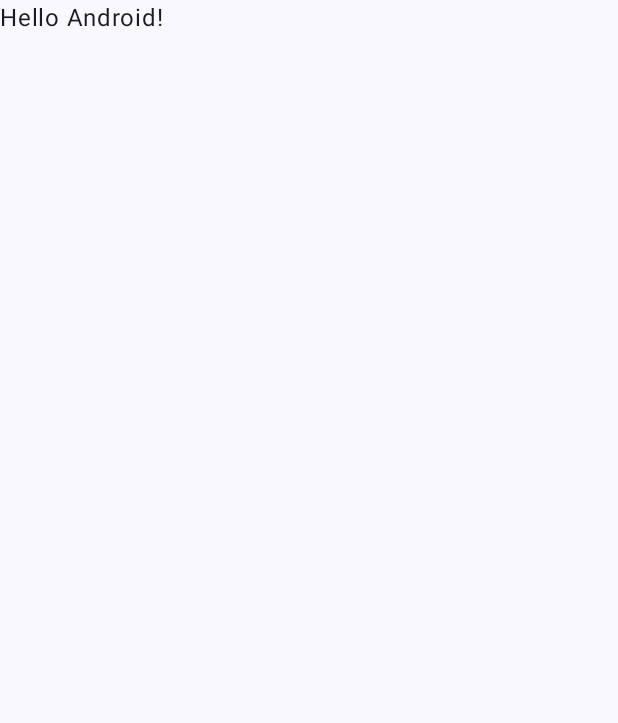
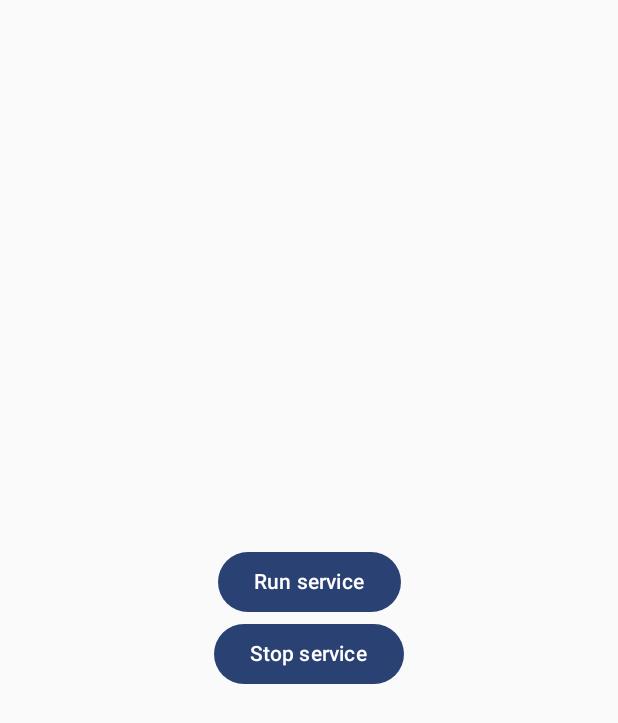
Before and after one commit to Roubeq/MyKotlinSkills, an Android app built with Jetpack Compose: the screen it shows after launch (MainActivity), on a phone screen of 412 x 824 dp. Before the commit the part shown is almost empty. Shown: the top 723 px of the screen. Run offline under Robolectric (Android 15) with nearby library versions, the phone set to English and light mode, and no system bars.

Commit message:
Foreground Service(all works)

```diff
--- a/ForegroundService/app/build.gradle.kts
+++ b/ForegroundService/app/build.gradle.kts
@@ -6,12 +6,12 @@ plugins {
 
 android {
     namespace = "com.example.foregroundservice"
-    compileSdk = 34
+    compileSdk = 35
 
     defaultConfig {
         applicationId = "com.example.foregroundservice"
         minSdk = 24
-        targetSdk = 34
+        targetSdk = 35
         versionCode = 1
         versionName = "1.0"
 
--- /dev/null
+++ b/ForegroundService/app/src/main/java/com/example/foregroundservice/App.kt
@@ -0,0 +1,28 @@
+package com.example.foregroundservice
+
+import android.app.Application
+import android.app.NotificationChannel
+import android.app.NotificationManager
+import android.content.Context
+import android.os.Build
+
+class App : Application() {
+    override fun onCreate() {
+        super.onCreate()
+        if (Build.VERSION.SDK_INT >= Build.VERSION_CODES.O) {
+            val notificationChannel =
+                NotificationChannel(
+                    CHANNEL_ID,
+                    "Foreground Service",
+                    NotificationManager.IMPORTANCE_HIGH
+                )
+            val notificationManager =
+                getSystemService(Context.NOTIFICATION_SERVICE) as NotificationManager
+            notificationManager.createNotificationChannel(notificationChannel)
+        }
+    }
+
+    companion object {
+        val CHANNEL_ID = "channel_id"
+    }
+}
--- a/ForegroundService/app/src/main/java/com/example/foregroundservice/MainActivity.kt
+++ b/ForegroundService/app/src/main/java/com/example/foregroundservice/MainActivity.kt
@@ -1,47 +1,63 @@
 package com.example.foregroundservice
 
+import android.Manifest
+import android.content.Intent
+import android.os.Build
 import android.os.Bundle
 import androidx.activity.ComponentActivity
 import androidx.activity.compose.setContent
-import androidx.activity.enableEdgeToEdge
+import androidx.compose.foundation.layout.Arrangement
+import androidx.compose.foundation.layout.Column
 import androidx.compose.foundation.layout.fillMaxSize
-import androidx.compose.foundation.layout.padding
-import androidx.compose.material3.Scaffold
+import androidx.compose.material3.Button
 import androidx.compose.material3.Text
-import androidx.compose.runtime.Composable
+import androidx.compose.ui.Alignment
 import androidx.compose.ui.Modifier
-import androidx.compose.ui.tooling.preview.Preview
+import androidx.core.app.ActivityCompat
 import com.example.foregroundservice.ui.theme.ForegroundServiceTheme
 
 class MainActivity : ComponentActivity() {
     override fun onCreate(savedInstanceState: Bundle?) {
         super.onCreate(savedInstanceState)
-        enableEdgeToEdge()
+        if (Build.VERSION.SDK_INT >= Build.VERSION_CODES.TIRAMISU) {
+            ActivityCompat.requestPermissions(
+                this,
+                arrayOf(
+                    Manifest.permission.POST_NOTIFICATIONS
+                ),
+                0
+            )
+        }
         setContent {
             ForegroundServiceTheme {
-                Scaffold(modifier = Modifier.fillMaxSize()) { innerPadding ->
-                    Greeting(
-                        name = "Android",
-                        modifier = Modifier.padding(innerPadding)
-                    )
+                Column(
+                    modifier = Modifier
+                        .fillMaxSize(),
+                    verticalArrangement = Arrangement.Center,
+                    horizontalAlignment = Alignment.CenterHorizontally
+                ) {
+                    Button(
+                        onClick = {
+                            Intent(applicationContext, RunningService::class.java).also {
+                                it.action = RunningService.Actions.START.toString()
+                                startService(it)
+                            }
+                        }
+                    ) {
+                        Text("Run service")
+                    }
+                    Button(
+                        onClick = {
+                            Intent(applicationContext, RunningService::class.java).also {
+                                it.action = RunningService.Actions.STOP.toString()
+                                startService(it)
+                            }
+                        }
+                    ) {
+                        Text("Stop service")
+                    }
                 }
             }
         }
     }
 }
-
-@Composable
-fun Greeting(name: String, modifier: Modifier = Modifier) {
-    Text(
-        text = "Hello $name!",
-        modifier = modifier
-    )
-}
-
-@Preview(showBackground = true)
-@Composable
-fun GreetingPreview() {
-    ForegroundServiceTheme {
-        Greeting("Android")
-    }
-}
```
Also changed, not shown: ForegroundService/app/src/main/AndroidManifest.xml (+7 -0 lines), ForegroundService/app/src/main/java/com/example/foregroundservice/RunningService.kt (added, +34 -0 lines).
